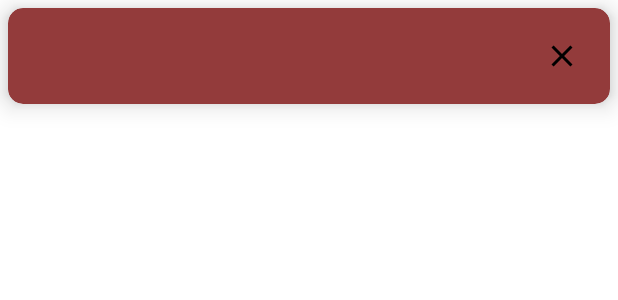
After one commit to WojtekSzewczy/Bluetooth_LowEnergy_App, an Android app: the layout subnet_layout.xml on its own in the app's theme, with its tools: preview values and no code run, on a phone screen of 412 x 824 dp. The commit adds this screen. Shown: the top 300 px of the screen. Run offline under Robolectric (Android 15) with nearby library versions, the phone set to English and light mode, and no system bars.

Commit message:
Improved subnets managmnent. Added list adapter for subnets.

```diff
--- a/app/src/main/java/com/example/ble2/data/NetworkManage.kt
+++ b/app/src/main/java/com/example/ble2/data/NetworkManage.kt
@@ -1,4 +1,8 @@
 package com.example.ble2.data
 
-class NetworkManage {
+import com.siliconlab.bluetoothmesh.adk.data_model.subnet.Subnet
+
+data class NetworkManage(val subnet: Subnet) {
+    val name = subnet.name
+
 }
--- a/app/src/main/java/com/example/ble2/ui/adapter/DeviceAdapter.kt
+++ b/app/src/main/java/com/example/ble2/ui/adapter/device/DeviceAdapter.kt
@@ -6,6 +6,7 @@ import androidx.recyclerview.widget.DiffUtil
 import androidx.recyclerview.widget.ListAdapter
 import com.example.ble2.data.ScannedDevice
 import com.example.ble2.databinding.CardLayoutBinding
+import com.example.ble2.ui.adapter.device.DeviceViewHolder
 
 class DeviceAdapter : ListAdapter<ScannedDevice, DeviceViewHolder>(DeviceCallback()) {
 
--- a/app/src/main/java/com/example/ble2/ui/adapter/DeviceViewHolder.kt
+++ b/app/src/main/java/com/example/ble2/ui/adapter/device/DeviceViewHolder.kt
@@ -1,4 +1,4 @@
-package com.example.ble2.ui.adapter
+package com.example.ble2.ui.adapter.device
 
 import android.graphics.Color
 import android.widget.ImageView
--- a/app/src/main/java/com/example/ble2/ui/home/Home.kt
+++ b/app/src/main/java/com/example/ble2/ui/home/Home.kt
@@ -12,7 +12,7 @@ import androidx.fragment.app.viewModels
 import com.example.ble2.R
 import com.example.ble2.databinding.FragmentHomeBinding
 import com.example.ble2.ui.adapter.DeviceAdapter
-import com.example.ble2.ui.subnets.SubnetsFragment
+import com.example.ble2.ui.adapter.subnet.SubnetsFragment
 import com.siliconlab.bluetoothmesh.adk.BluetoothMesh
 
 class Home : Fragment() {
--- /dev/null
+++ b/app/src/main/res/drawable/ic_baseline_close_24.xml
@@ -0,0 +1,10 @@
+<vector android:height="24dp"
+    android:tint="#000000"
+    android:viewportHeight="24"
+    android:viewportWidth="24"
+    android:width="24dp"
+    xmlns:android="http://schemas.android.com/apk/res/android">
+    <path
+        android:fillColor="@android:color/white"
+        android:pathData="M19,6.41L17.59,5 12,10.59 6.41,5 5,6.41 10.59,12 5,17.59 6.41,19 12,13.41 17.59,19 19,17.59 13.41,12z" />
+</vector>
--- /dev/null
+++ b/app/src/main/res/layout/subnet_layout.xml
@@ -0,0 +1,39 @@
+<?xml version="1.0" encoding="utf-8"?>
+<com.google.android.material.card.MaterialCardView xmlns:android="http://schemas.android.com/apk/res/android"
+
+    xmlns:app="http://schemas.android.com/apk/res-auto"
+    android:id="@+id/card_view"
+    android:layout_width="match_parent"
+    android:layout_height="wrap_content"
+    android:layout_margin="5dp"
+    app:cardCornerRadius="10dp"
+    app:cardBackgroundColor="#933B3B"
+    app:cardElevation="10dp">
+
+
+    <androidx.constraintlayout.widget.ConstraintLayout
+        android:id="@+id/constraintLayout"
+        android:layout_width="match_parent"
+        android:layout_height="wrap_content"
+        android:padding="20dp">
+
+        <TextView
+            android:id="@+id/subnet_name"
+            android:layout_width="wrap_content"
+            android:layout_height="wrap_content"
+            app:layout_constraintStart_toStartOf="parent"
+            app:layout_constraintTop_toTopOf="parent" />
+
+        <ImageView
+            android:id="@+id/remove_subnet"
+            android:layout_width="wrap_content"
+            android:layout_height="wrap_content"
+            app:layout_constraintEnd_toEndOf="parent"
+            app:layout_constraintTop_toTopOf="parent"
+            app:srcCompat="@drawable/ic_baseline_close_24" />
+
+
+    </androidx.constraintlayout.widget.ConstraintLayout>
+
+
+</com.google.android.material.card.MaterialCardView>
```
Also changed, not shown: app/src/main/java/com/example/ble2/data/MeshDevice.kt (+17 -1 lines), app/src/main/java/com/example/ble2/ui/adapter/subnet/SubnetViewHolder.kt (added, +14 -0 lines), app/src/main/java/com/example/ble2/ui/adapter/subnet/SubnetsAdapter.kt (added, +36 -0 lines), app/src/main/java/com/example/ble2/ui/details/MeshDeviceFragment.kt (+51 -9 lines), app/src/main/res/layout/fragment_mesh_device.xml (+12 -1 lines).
